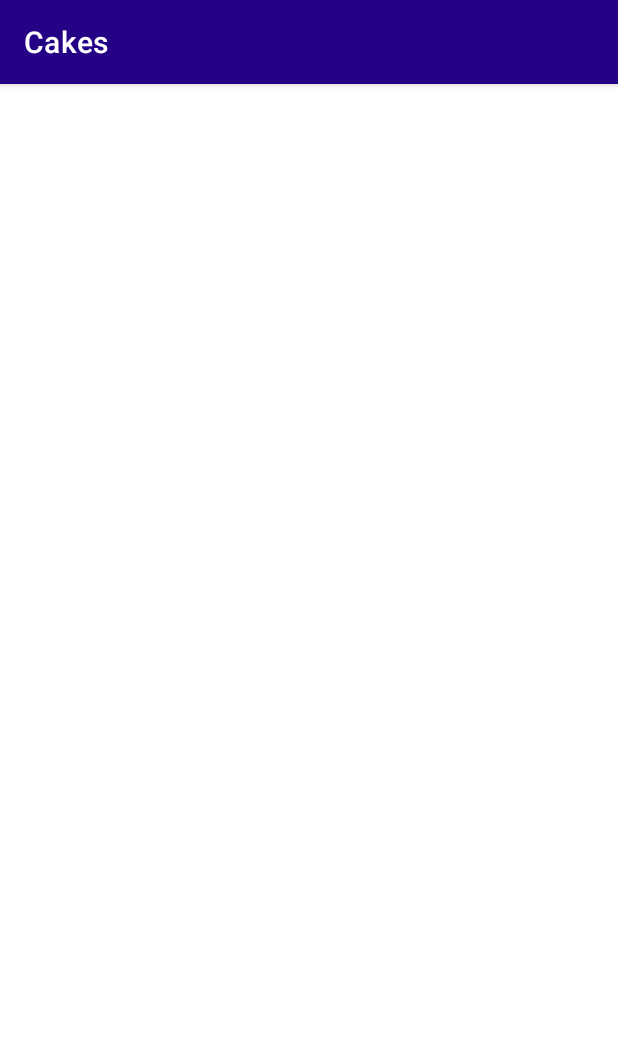
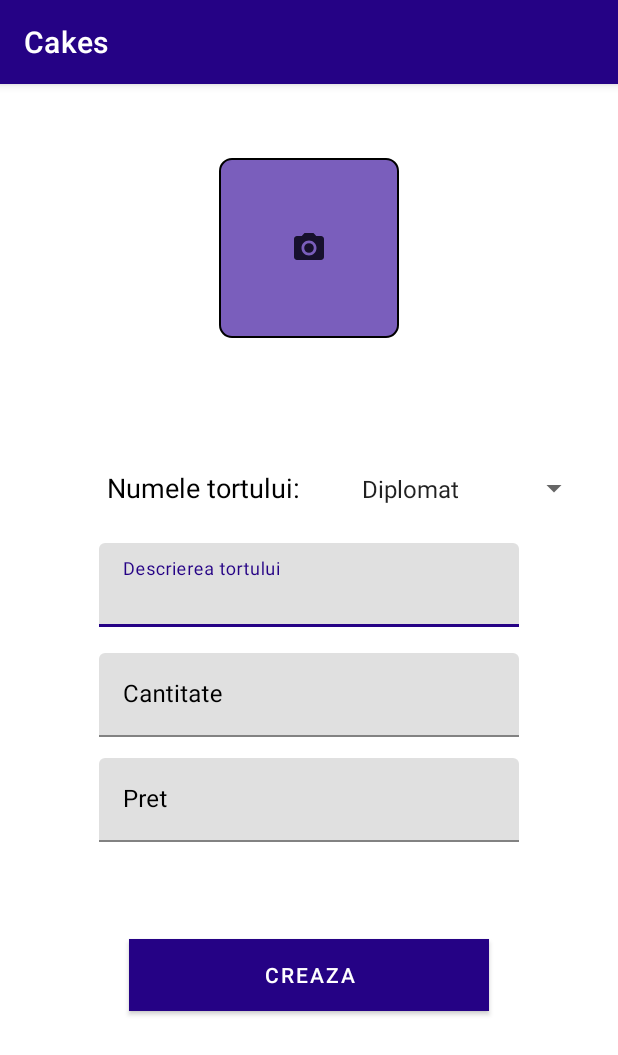
Before and after one commit to 234proiectmds/proiect, an Android app: the admin_creazaTort screen opened directly, with no data from a screen before it, on a phone screen of 412 x 824 dp. Shown: the top 1055 px of the screen. Run offline under Robolectric (Android 15) with nearby library versions, the phone set to English and light mode, and no system bars.

Commit message:
start cake create admin function

```diff
--- /dev/null
+++ b/app/src/main/res/drawable/camerashapebtn.xml
@@ -0,0 +1,9 @@
+<?xml version="1.0" encoding="utf-8"?>
+<shape xmlns:android="http://schemas.android.com/apk/res/android">
+
+    <corners android:radius="8dp"/>
+    <stroke android:color="@color/defaultColor"
+        android:width="1.5dp"/>
+    <solid android:color="@color/lila"/>
+
+</shape>
--- /dev/null
+++ b/app/src/main/res/drawable/ic_camera_24.xml
@@ -0,0 +1,6 @@
+<vector android:height="24dp" android:tint="#17112D"
+    android:viewportHeight="24" android:viewportWidth="24"
+    android:width="24dp" xmlns:android="http://schemas.android.com/apk/res/android">
+    <path android:fillColor="@android:color/white" android:pathData="M12,12m-3.2,0a3.2,3.2 0,1 1,6.4 0a3.2,3.2 0,1 1,-6.4 0"/>
+    <path android:fillColor="@android:color/white" android:pathData="M9,2L7.17,4L4,4c-1.1,0 -2,0.9 -2,2v12c0,1.1 0.9,2 2,2h16c1.1,0 2,-0.9 2,-2L22,6c0,-1.1 -0.9,-2 -2,-2h-3.17L15,2L9,2zM12,17c-2.76,0 -5,-2.24 -5,-5s2.24,-5 5,-5 5,2.24 5,5 -2.24,5 -5,5z"/>
+</vector>
--- a/app/src/main/res/layout/activity_admin_creaza_tort.xml
+++ b/app/src/main/res/layout/activity_admin_creaza_tort.xml
@@ -6,4 +6,125 @@
     android:layout_height="match_parent"
     tools:context=".adminCakesPanel.admin_creazaTort">
 
+    <ImageButton
+        android:id="@+id/image_upload"
+        android:layout_width="120dp"
+        android:layout_height="120dp"
+        android:background="@drawable/camerashapebtn"
+        android:src="@drawable/ic_camera_24"
+        app:layout_constraintBottom_toBottomOf="@id/linear_layout"
+        app:layout_constraintEnd_toEndOf="parent"
+        app:layout_constraintStart_toStartOf="parent"
+        app:layout_constraintTop_toTopOf="parent"
+        app:layout_constraintVertical_bias="0.3"
+        app:layout_constraintHorizontal_bias="0.5"/>
+
+    <LinearLayout
+        android:layout_width="280dp"
+        android:layout_height="wrap_content"
+        android:id="@+id/linear_layout"
+        android:orientation="horizontal"
+        app:layout_constraintBottom_toBottomOf="parent"
+        app:layout_constraintStart_toStartOf="parent"
+        app:layout_constraintEnd_toEndOf="parent"
+        app:layout_constraintTop_toBottomOf="@id/image_upload"
+        app:layout_constraintVertical_bias="0.15"
+        app:layout_constraintHorizontal_bias="0.5"
+        >
+
+        <TextView
+            android:layout_width="150dp"
+            android:layout_height="30dp"
+            android:id="@+id/text_view"
+            android:text="Numele tortului:"
+            android:textColor="@color/defaultColor"
+            android:layout_marginLeft="5dp"
+            android:textSize="18sp"/>
+
+        <Spinner
+            android:layout_width="160dp"
+            android:layout_height="30dp"
+            android:id="@+id/torturi"
+            android:layout_marginLeft="12dp"
+            android:entries="@array/Torturi"/>
+
+    </LinearLayout>
+
+    <com.google.android.material.textfield.TextInputLayout
+        android:layout_width="280dp"
+        android:layout_height="wrap_content"
+        android:id="@+id/descriere"
+        android:textColorHint="@color/defaultColor"
+        app:layout_constraintBottom_toBottomOf="parent"
+        app:layout_constraintEnd_toEndOf="parent"
+        app:layout_constraintTop_toBottomOf="@id/linear_layout"
+        app:layout_constraintStart_toStartOf="parent"
+        app:layout_constraintVertical_bias="0.05"
+        app:layout_constraintHorizontal_bias="0.5">
+
+        <com.google.android.material.textfield.TextInputEditText
+            android:layout_width="match_parent"
+            android:layout_height="wrap_content"
+            android:hint="Descrierea tortului"
+            android:inputType="text"/>
+
+
+    </com.google.android.material.textfield.TextInputLayout>
+
+    <com.google.android.material.textfield.TextInputLayout
+        android:layout_width="280dp"
+        android:layout_height="wrap_content"
+        android:id="@+id/cantitate"
+        android:textColorHint="@color/defaultColor"
+        app:layout_constraintBottom_toBottomOf="parent"
+        app:layout_constraintEnd_toEndOf="parent"
+        app:layout_constraintTop_toBottomOf="@id/descriere"
+        app:layout_constraintStart_toStartOf="parent"
+        app:layout_constraintVertical_bias="0.05"
+        app:layout_constraintHorizontal_bias="0.5">
+
+        <com.google.android.material.textfield.TextInputEditText
+            android:layout_width="match_parent"
+            android:layout_height="wrap_content"
+            android:hint="Cantitate"
+            android:inputType="number"/>
+
+
+    </com.google.android.material.textfield.TextInputLayout>
+
+    <com.google.android.material.textfield.TextInputLayout
+        android:layout_width="280dp"
+        android:layout_height="wrap_content"
+        android:id="@+id/pret"
+        android:textColorHint="@color/defaultColor"
+        app:layout_constraintBottom_toBottomOf="parent"
+        app:layout_constraintEnd_toEndOf="parent"
+        app:layout_constraintTop_toBottomOf="@id/cantitate"
+        app:layout_constraintStart_toStartOf="parent"
+        app:layout_constraintVertical_bias="0.05"
+        app:layout_constraintHorizontal_bias="0.5">
+
+        <com.google.android.material.textfield.TextInputEditText
+            android:layout_width="match_parent"
+            android:layout_height="wrap_content"
+            android:hint="Pret"
+            android:inputType="number"/>
+
+    </com.google.android.material.textfield.TextInputLayout>
+
+    <Button
+        android:layout_width="240dp"
+        android:layout_height="wrap_content"
+        android:id="@+id/creaza"
+        android:background="@color/defaultColor"
+        app:layout_constraintTop_toBottomOf="@id/pret"
+        android:text="Creaza"
+        android:textColor="@color/white"
+        app:layout_constraintEnd_toEndOf="parent"
+        app:layout_constraintStart_toStartOf="parent"
+        app:layout_constraintBottom_toBottomOf="parent"
+        app:layout_constraintVertical_bias="0.3"
+        app:layout_constraintHorizontal_bias="0.5"/>
+
+
 </androidx.constraintlayout.widget.ConstraintLayout>
--- a/app/src/main/res/values/strings.xml
+++ b/app/src/main/res/values/strings.xml
@@ -23,4 +23,9 @@
         <item>Otopeni</item>
         <item>Magurele</item>
     </string-array>
+    <string-array name="Torturi">
+        <item>Diplomat</item>
+        <item>Amandina</item>
+        <item>Mousse Ciocolata</item>
+    </string-array>
 </resources>
```
